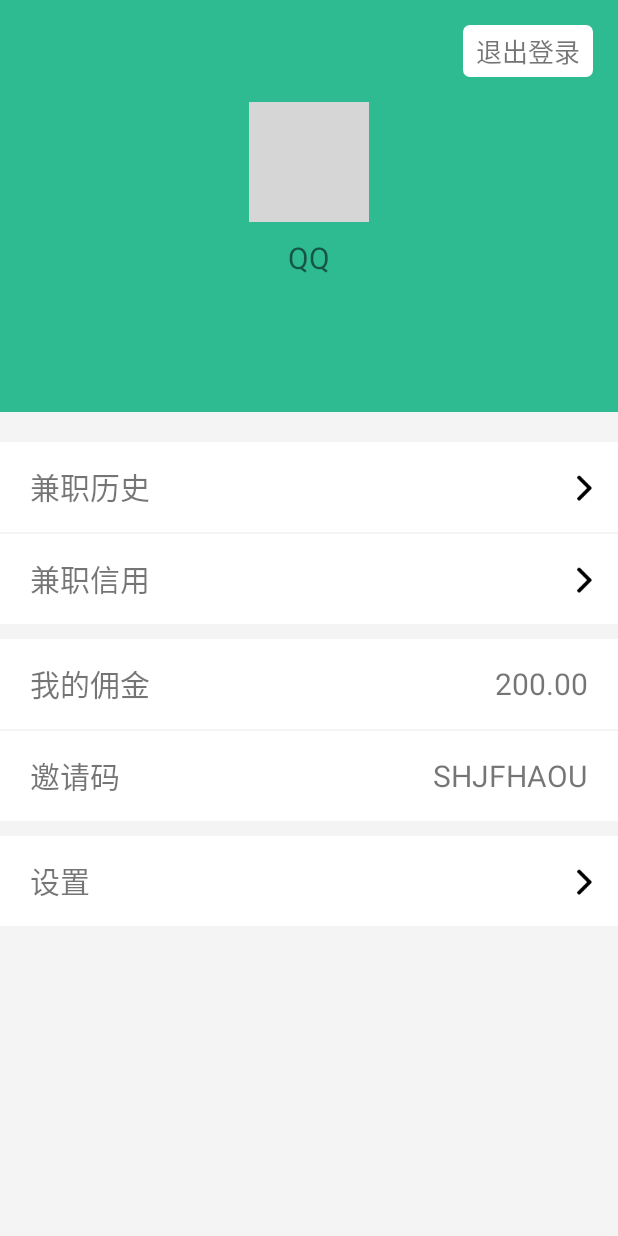
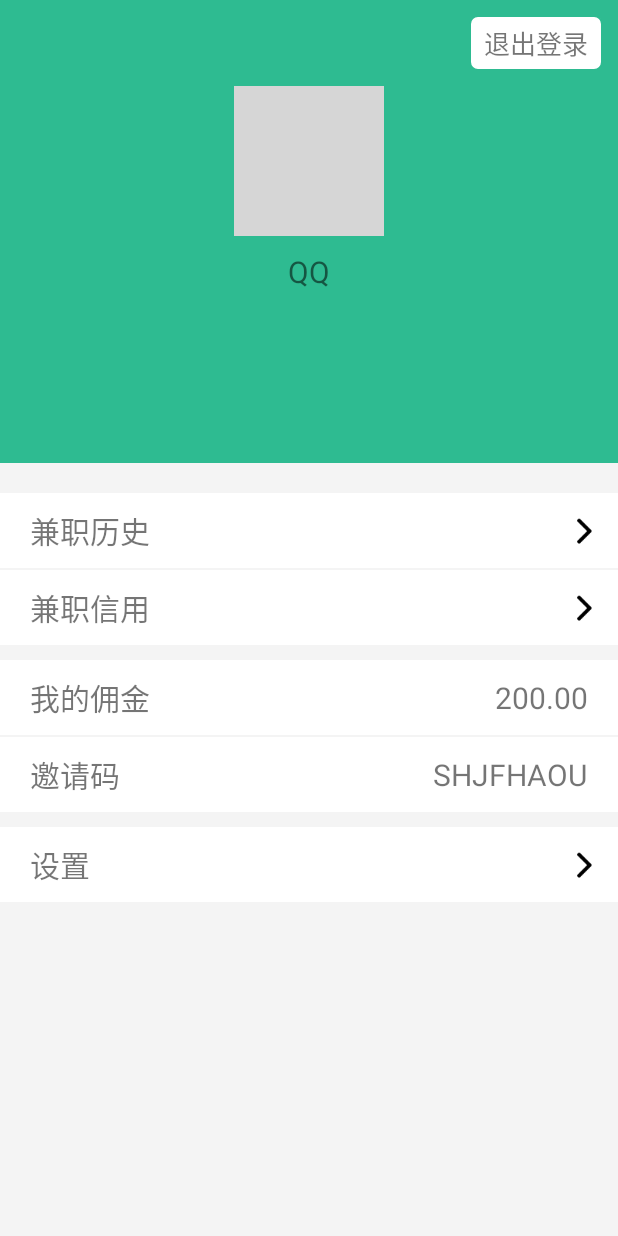
Before and after one commit to IT-boss/PartTime, an Android app: the fragment MineFragment shown on its own in the app's theme, on a phone screen of 412 x 824 dp. Run offline under Robolectric (Android 15) with nearby library versions, the phone set to English and light mode, and no system bars; our stand-ins replace ButterKnife, CircleImageView; pictures from the network do not load; 2 statements that could not run were skipped; grey boxes are pictures that could not be loaded.

Commit message:
界面调整

```diff
--- a/app/src/main/res/layout/fragment_mine.xml
+++ b/app/src/main/res/layout/fragment_mine.xml
@@ -7,7 +7,7 @@
     <LinearLayout
         android:layout_width="match_parent"
         android:layout_height="0dp"
-        android:layout_weight="1"
+        android:layout_weight="3"
         android:background="@color/colorTheme"
         android:orientation="vertical">
 
@@ -16,7 +16,7 @@
             android:layout_width="wrap_content"
             android:layout_height="wrap_content"
             android:layout_gravity="end"
-            android:layout_margin="15dp"
+            android:layout_margin="10dp"
             android:background="@drawable/button_white_bg"
             android:paddingBottom="5dp"
             android:paddingLeft="10dp"
@@ -27,8 +27,8 @@
 
         <phxg.com.parttimejob.view.CircleImageView
             android:id="@+id/user_photo"
-            android:layout_width="80dp"
-            android:layout_height="80dp"
+            android:layout_width="100dp"
+            android:layout_height="100dp"
             android:layout_gravity="center"
             android:src="@mipmap/hcw" />
 
@@ -43,17 +43,21 @@
 
     </LinearLayout>
 
+    <ScrollView
+        android:layout_width="match_parent"
+        android:layout_height="0dp"
+        android:layout_weight="5"
+        android:background="@color/PageBg">
+
         <LinearLayout
             android:layout_width="match_parent"
-        android:layout_height="0dp"
-        android:layout_weight="2"
-        android:background="@color/PageBg"
+            android:layout_height="wrap_content"
             android:orientation="vertical">
 
             <TextView
                 android:id="@+id/mine_lishi"
                 android:layout_width="match_parent"
-            android:layout_height="60dp"
+                android:layout_height="50dp"
                 android:layout_marginTop="20dp"
                 android:background="@color/white"
                 android:drawableRight="@mipmap/sms_arrow_right"
@@ -65,7 +69,7 @@
             <TextView
                 android:id="@+id/mine_xinyong"
                 android:layout_width="match_parent"
-            android:layout_height="60dp"
+                android:layout_height="50dp"
                 android:layout_marginTop="1dp"
                 android:background="@color/white"
                 android:drawableRight="@mipmap/sms_arrow_right"
@@ -77,7 +81,7 @@
             <LinearLayout
                 android:id="@+id/mine_yongjin"
                 android:layout_width="match_parent"
-            android:layout_height="60dp"
+                android:layout_height="50dp"
                 android:layout_marginTop="10dp"
                 android:background="@color/white"
                 android:gravity="center_vertical"
@@ -103,7 +107,7 @@
             <LinearLayout
                 android:id="@+id/mine_yaoqingma"
                 android:layout_width="match_parent"
-            android:layout_height="60dp"
+                android:layout_height="50dp"
                 android:layout_marginTop="1dp"
                 android:background="@color/white"
                 android:gravity="center_vertical"
@@ -129,7 +133,7 @@
             <TextView
                 android:id="@+id/mine_setting"
                 android:layout_width="match_parent"
-            android:layout_height="60dp"
+                android:layout_height="50dp"
                 android:layout_marginTop="10dp"
                 android:background="@color/white"
                 android:drawableRight="@mipmap/sms_arrow_right"
@@ -138,5 +142,9 @@
                 android:text="设置"
                 android:textSize="20sp" />
 
+            <View
+                android:layout_width="match_parent"
+                android:layout_height="10dp"/>
         </LinearLayout>
+    </ScrollView>
 </LinearLayout>
```
Also changed, not shown: app/src/main/java/phxg/com/parttimejob/view/fragment/IndexFragment.java (+11 -11 lines), app/src/main/res/layout/fragment_index.xml (+5 -7 lines). Lines whose indentation alone changed are shown as unchanged.
